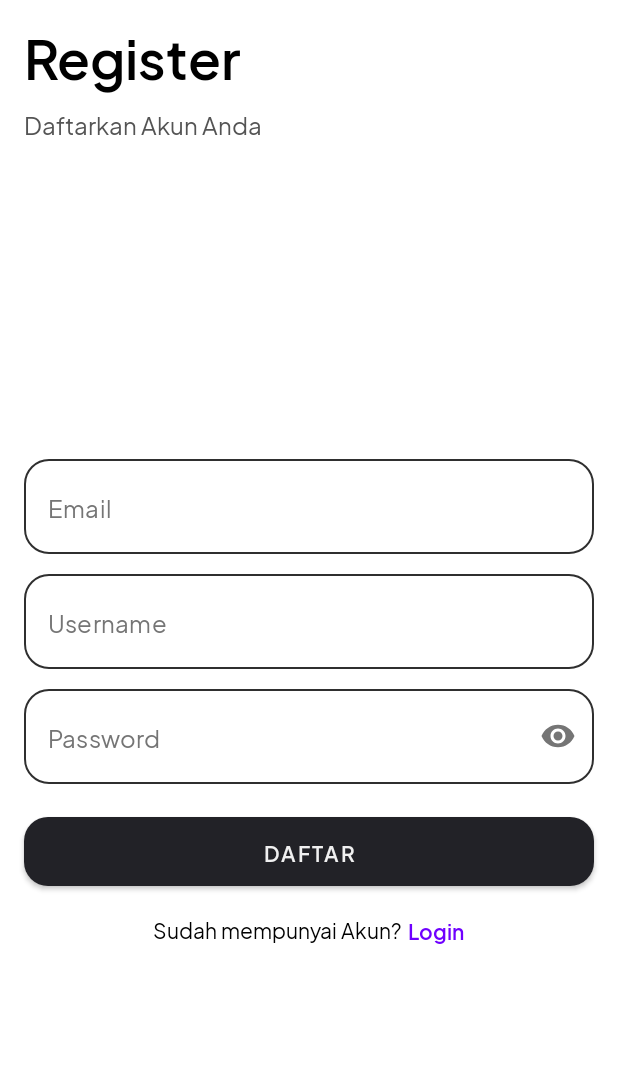
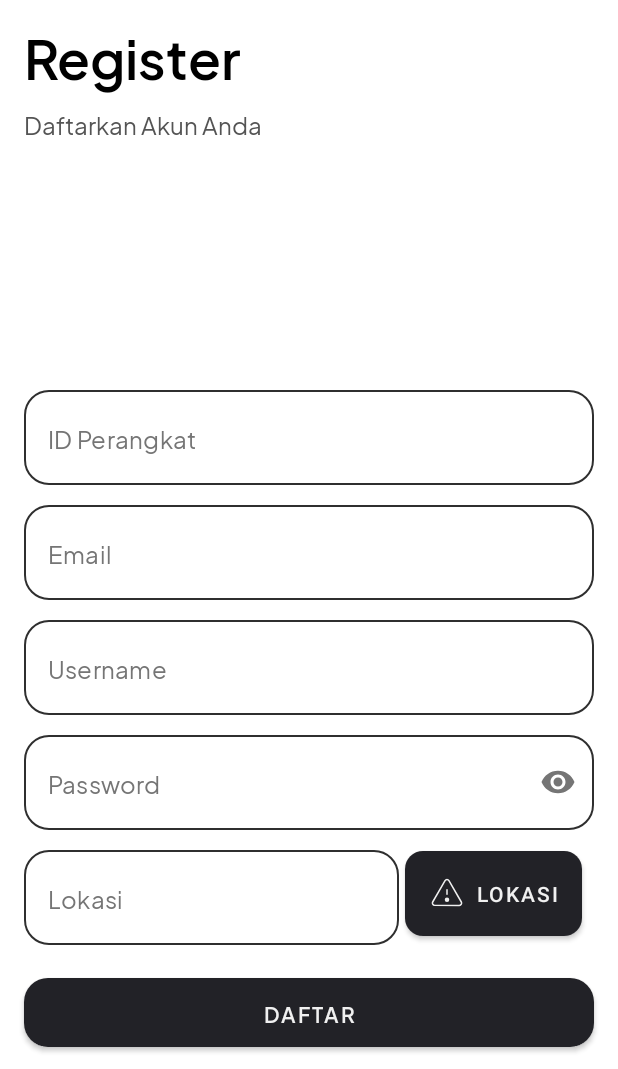
Before and after one commit to vincentiuschristian/Fire_Detector, an Android app: the screen it shows after launch (RegisterActivity), on a phone screen of 412 x 824 dp, the part 167-1236 px from its top. Run offline under Robolectric (Android 15) with nearby library versions, the light colour scheme and no system bars; our stand-ins replace Firebase (no records; nobody signed in at launch, a user with empty details on screens opened directly).

Commit message:
update tampilan register

```diff
--- a/app/src/main/java/com/dev/firedetector/data/model/DataFire.kt
+++ b/app/src/main/java/com/dev/firedetector/data/model/DataFire.kt
@@ -1,5 +1,8 @@
 package com.dev.firedetector.data.model
 
 data class DataFire(
-    var suhu: String? = "",
+    var temp: Number?,
+    var hum: Number?,
+    var gasLevel: Number?,
+    var flameDetected: Boolean?,
 )
--- a/app/src/main/java/com/dev/firedetector/data/model/User.kt
+++ b/app/src/main/java/com/dev/firedetector/data/model/User.kt
@@ -3,5 +3,5 @@ package com.dev.firedetector.data.model
 data class User(
     var username: String? = "",
     var email: String? = "",
-    //var location: String? = "",
+    var location: String? = "",
 )
--- a/app/src/main/java/com/dev/firedetector/data/repository/FireRepository.kt
+++ b/app/src/main/java/com/dev/firedetector/data/repository/FireRepository.kt
@@ -59,6 +59,10 @@ class FireRepository(context: Context) {
             }
     }
 
+    fun getFireData(onResult: (User?, Exception?) -> Unit){
+
+    }
+
     fun logout() {
         auth.signOut()
     }
--- a/app/src/main/java/com/dev/firedetector/ui/emergency/EmergencyFragment.kt
+++ b/app/src/main/java/com/dev/firedetector/ui/emergency/EmergencyFragment.kt
@@ -37,13 +37,13 @@ class EmergencyFragment : Fragment() {
 
         binding.apply {
             btnCallPemadamKebakaran.setOnClickListener {
-                val phoneNumber = "+6281915326711"
+                val phoneNumber = getString(R.string.notelp_damkar)
                 val message = resources.getString(R.string.address_message)
                 sendMessage(phoneNumber, message)
             }
 
             btnPolisi.setOnClickListener {
-                val police = "tel:089605958454"
+                val police = getString(R.string.notelp_polisi)
                 showConfirmationDialog(police)
             }
 
--- a/app/src/main/java/com/dev/firedetector/util/Reference.kt
+++ b/app/src/main/java/com/dev/firedetector/util/Reference.kt
@@ -8,6 +8,7 @@ import com.dev.firedetector.R
 
 object Reference {
     const val COLLECTION = "fire"
+    const val COLLECTION2 = "api"
 
     fun isEmailValid(context: Context, email: String): Boolean {
         return if (TextUtils.isEmpty(email) || !Patterns.EMAIL_ADDRESS.matcher(email).matches()) {
--- a/app/src/main/res/layout/activity_register.xml
+++ b/app/src/main/res/layout/activity_register.xml
@@ -1,11 +1,15 @@
 <?xml version="1.0" encoding="utf-8"?>
-<androidx.constraintlayout.widget.ConstraintLayout xmlns:android="http://schemas.android.com/apk/res/android"
+<ScrollView xmlns:android="http://schemas.android.com/apk/res/android"
     xmlns:app="http://schemas.android.com/apk/res-auto"
     xmlns:tools="http://schemas.android.com/tools"
     android:id="@+id/main"
     android:layout_width="match_parent"
     android:layout_height="match_parent"
     tools:context=".ui.register.RegisterActivity">
+
+    <androidx.constraintlayout.widget.ConstraintLayout
+        android:layout_width="match_parent"
+        android:layout_height="wrap_content">
 
         <ImageView
             android:id="@+id/imageView"
@@ -23,10 +27,10 @@
             android:layout_width="wrap_content"
             android:layout_height="wrap_content"
             android:layout_marginTop="8dp"
+            android:fontFamily="@font/plus_jakarta_sans_semi_bold"
             android:paddingStart="16dp"
             android:paddingEnd="8dp"
             android:text="@string/register"
-        android:fontFamily="@font/plus_jakarta_sans_semi_bold"
             android:textColor="@color/black"
             android:textSize="36sp"
             app:layout_constraintStart_toStartOf="parent"
@@ -52,11 +56,11 @@
             android:layout_height="wrap_content"
             android:orientation="horizontal"
             app:layout_constraintEnd_toEndOf="parent"
-        app:layout_constraintGuide_percent="0.5"
+            app:layout_constraintGuide_begin="366dp"
             app:layout_constraintStart_toStartOf="parent" />
 
         <com.dev.firedetector.customview.CustomTextInputLayout
-        android:id="@+id/tilEmail"
+            android:id="@+id/tilIdPerangkat"
             android:layout_width="match_parent"
             android:layout_height="wrap_content"
             android:layout_marginStart="16dp"
@@ -66,11 +70,33 @@
             app:layout_constraintTop_toBottomOf="@id/guidelineHorizontal">
 
             <com.google.android.material.textfield.TextInputEditText
+                android:id="@+id/etIdPerangkat"
+                style="@style/CustomEditText"
+                android:layout_width="match_parent"
+                android:layout_height="wrap_content"
+                android:fontFamily="@font/plus_jakarta_sans_regular"
+                android:hint="@string/id_perangkat"
+                android:inputType="textEmailAddress" />
+
+        </com.dev.firedetector.customview.CustomTextInputLayout>
+
+        <com.dev.firedetector.customview.CustomTextInputLayout
+            android:id="@+id/tilEmail"
+            android:layout_width="match_parent"
+            android:layout_height="wrap_content"
+            android:layout_marginStart="16dp"
+            android:layout_marginTop="8dp"
+            android:layout_marginEnd="16dp"
+            app:endIconMode="clear_text"
+            app:layout_constraintStart_toStartOf="parent"
+            app:layout_constraintTop_toBottomOf="@id/tilIdPerangkat">
+
+            <com.google.android.material.textfield.TextInputEditText
                 android:id="@+id/etEmail"
                 style="@style/CustomEditText"
-            android:fontFamily="@font/plus_jakarta_sans_regular"
                 android:layout_width="match_parent"
                 android:layout_height="wrap_content"
+                android:fontFamily="@font/plus_jakarta_sans_regular"
                 android:hint="@string/email"
                 android:inputType="textEmailAddress" />
 
@@ -92,8 +118,8 @@
                 style="@style/CustomEditText"
                 android:layout_width="match_parent"
                 android:layout_height="wrap_content"
+                android:fontFamily="@font/plus_jakarta_sans_regular"
                 android:hint="@string/username"
-            android:fontFamily="@font/plus_jakarta_sans_regular"
                 android:inputType="textPersonName" />
 
         </com.dev.firedetector.customview.CustomTextInputLayout>
@@ -120,6 +146,47 @@
 
         </com.dev.firedetector.customview.CustomTextInputLayout>
 
+        <LinearLayout
+            android:id="@+id/linearLayoutLokasi"
+            android:layout_width="match_parent"
+            android:layout_height="wrap_content"
+            android:layout_marginStart="16dp"
+            android:layout_marginTop="8dp"
+            android:layout_marginEnd="16dp"
+            android:orientation="horizontal"
+            app:layout_constraintEnd_toEndOf="parent"
+            app:layout_constraintStart_toStartOf="parent"
+            app:layout_constraintTop_toBottomOf="@id/tilPassword">
+
+            <com.dev.firedetector.customview.CustomTextInputLayout
+                android:id="@+id/tilLokasi"
+                android:layout_width="250dp"
+                android:layout_height="wrap_content"
+                app:layout_constraintStart_toStartOf="parent"
+                app:layout_constraintTop_toBottomOf="@id/tilPassword">
+
+                <com.google.android.material.textfield.TextInputEditText
+                    android:id="@+id/etLokasi"
+                    style="@style/CustomEditText"
+                    android:layout_width="match_parent"
+                    android:layout_height="wrap_content"
+                    android:fontFamily="@font/plus_jakarta_sans_regular"
+                    android:hint="@string/lokasi"
+                    android:inputType="textPassword" />
+
+            </com.dev.firedetector.customview.CustomTextInputLayout>
+
+            <com.google.android.material.button.MaterialButton
+                android:id="@+id/btn_lokasi"
+                android:layout_marginStart="4dp"
+                app:cornerRadius="12dp"
+                android:text="@string/lokasi"
+                app:icon="@drawable/warning"
+                android:layout_width="wrap_content"
+                android:layout_height="match_parent"/>
+
+        </LinearLayout>
+
         <com.google.android.material.button.MaterialButton
             android:id="@+id/btnRegister"
             android:layout_width="match_parent"
@@ -130,7 +197,7 @@
             android:text="@string/daftar"
             app:backgroundTint="#222227"
             app:cornerRadius="16dp"
-        app:layout_constraintTop_toBottomOf="@id/tilPassword" />
+            app:layout_constraintTop_toBottomOf="@id/linearLayoutLokasi" />
 
         <LinearLayout
             android:id="@+id/linearLayout"
@@ -174,4 +241,8 @@
             app:layout_constraintStart_toStartOf="parent"
             app:layout_constraintTop_toTopOf="parent" />
 
+
     </androidx.constraintlayout.widget.ConstraintLayout>
+
+
+</ScrollView>
--- a/app/src/main/res/values/strings.xml
+++ b/app/src/main/res/values/strings.xml
@@ -56,4 +56,8 @@
     <string name="password_warning">Password must be at least 6 characters!</string>
     <string name="email_warning">Enter a valid email address!</string>
     <string name="empty_field">Kolom tidak boleh kosong!</string>
+    <string name="notelp_damkar">+62811729444</string>
+    <string name="notelp_polisi">tel:089605958454</string>
+    <string name="id_perangkat">ID Perangkat</string>
+    <string name="lokasi">Lokasi</string>
 </resources>
```
Lines whose indentation alone changed are shown as unchanged.
